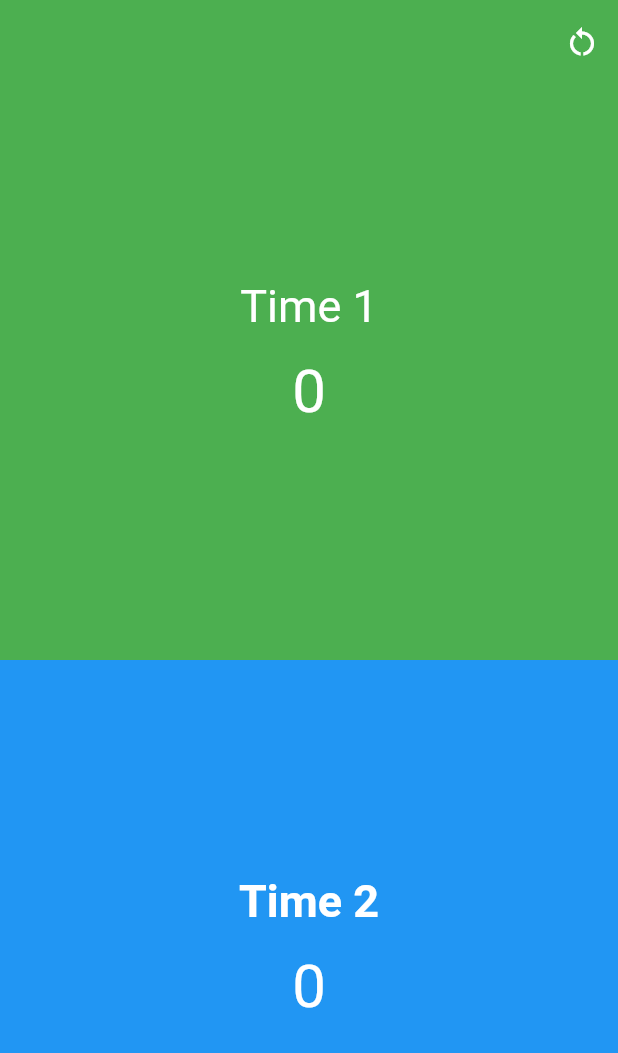
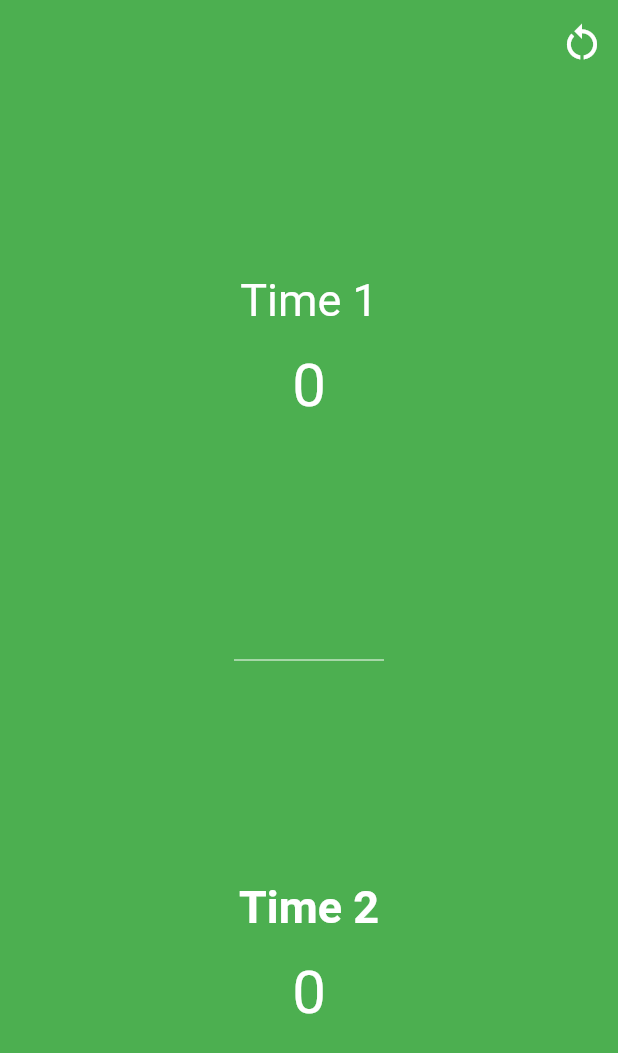
Before and after one commit to Moura14/placar_aplication-flutter, a Flutter app: the screen it shows after launch, after a tap on "Time 2", after a tap on the "restart alt" icon, on a phone screen of 412 x 824 dp. Shown: the top 1053 px of the screen. Run offline on Flutter 3.47's test engine with Material 2 defaults, Android fonts, the phone set to English and light mode, and no system bars.

Commit message:
Correção nos erros das funcionalidades

```diff
--- a/lib/main.dart
+++ b/lib/main.dart
@@ -58,12 +58,11 @@ class _HomePageState extends State<HomePage> {
     setState(() {
       count = 0;
       count2 = 0;
-      print(count);
-      print(count2);
     });
   }
 
   bool get isEmpty => count == 0;
+  bool get isEmpty2 => count2 == 0;
 
   @override
   Widget build(BuildContext context) {
@@ -73,6 +72,7 @@ class _HomePageState extends State<HomePage> {
         backgroundColor: Colors.green,
         actions: [
           IconButton(
+            iconSize: 30,
             onPressed: () {
               resetCount();
             },
@@ -120,13 +120,16 @@ class _HomePageState extends State<HomePage> {
                               ),
                             ),
                           ),
-                          const Divider(
-                            color: Colors.white,
+                          const SizedBox(
+                            width: 100,
+                            child: Divider(
+                              color: Colors.white,
+                            ),
                           ),
                           Expanded(
                               child: GestureDetector(
                             onDoubleTap: () {
-                              isEmpty ? null : decrementCount2();
+                              isEmpty2 ? null : decrementCount2();
                             },
                             onTap: () {
                               setCount2();
@@ -197,17 +200,23 @@ class _HomePageState extends State<HomePage> {
                         ),
                       ),
                     ),
+                    const SizedBox(
+                      width: 100,
+                      child: Divider(
+                        color: Colors.white,
+                      ),
+                    ),
                     Expanded(
                       child: GestureDetector(
                         onDoubleTap: () {
-                          isEmpty ? null : decrementCount2();
+                          isEmpty2 ? null : decrementCount2();
                         },
                         onTap: () {
                           setCount2();
                         },
                         child: Container(
                           width: MediaQuery.of(context).size.width,
-                          color: Colors.blue,
+                          color: Colors.green,
                           child: Column(
                               mainAxisAlignment: MainAxisAlignment.center,
                               children: [
```
Also changed, not shown: pubspec.lock.
